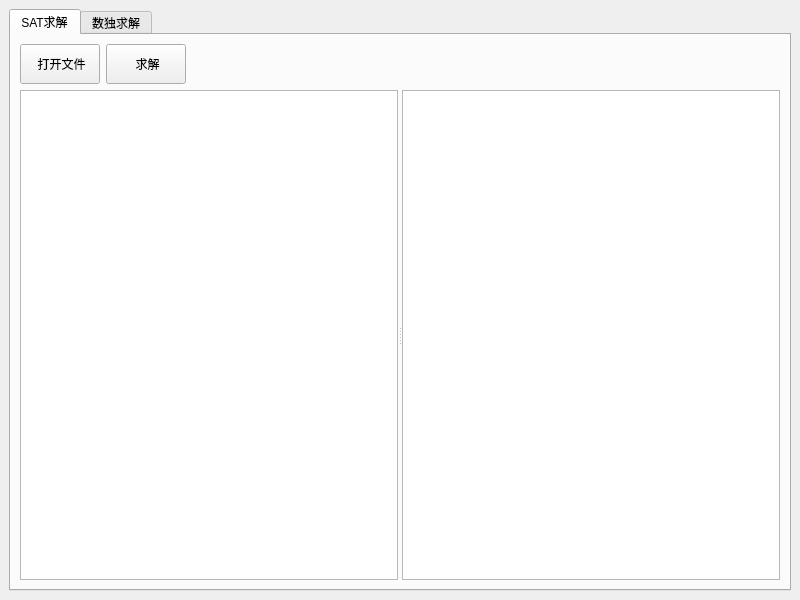
This is satsolverqt.ui in GU-SHI-YU/SAT-solver-with-Qt-GUI as Qt 5 draws it before an edit. The edited form follows.
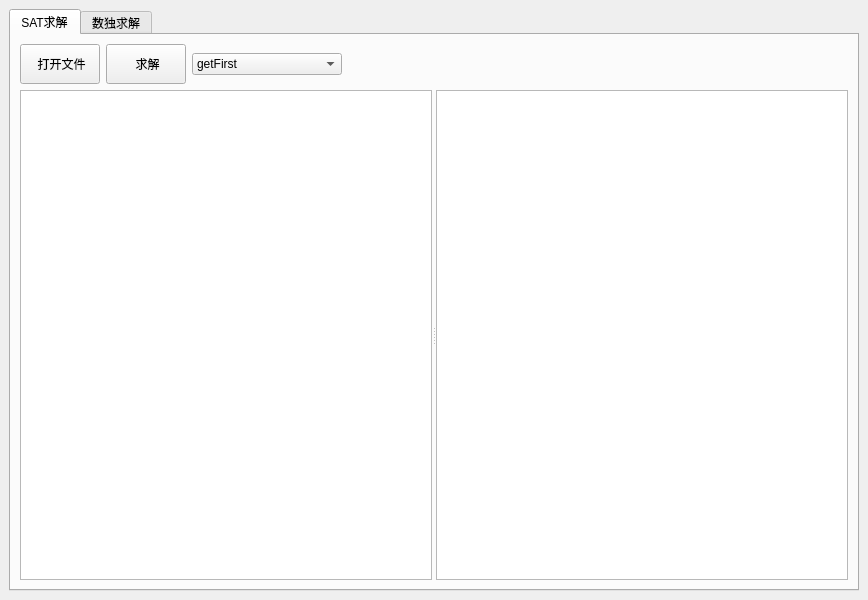
This is the edited form.

```diff
--- a/satsolverqt.ui
+++ b/satsolverqt.ui
@@ -94,6 +94,36 @@
             </property>
            </widget>
           </item>
+          <item>
+           <widget class="QComboBox" name="chooseBranching">
+            <property name="minimumSize">
+             <size>
+              <width>150</width>
+              <height>0</height>
+             </size>
+            </property>
+            <item>
+             <property name="text">
+              <string>getFirst</string>
+             </property>
+            </item>
+            <item>
+             <property name="text">
+              <string>getLiteralDLCS</string>
+             </property>
+            </item>
+            <item>
+             <property name="text">
+              <string>getLiteralMinLen</string>
+             </property>
+            </item>
+            <item>
+             <property name="text">
+              <string>getLiteral2SJW</string>
+             </property>
+            </item>
+           </widget>
+          </item>
          </layout>
         </item>
        </layout>
```
